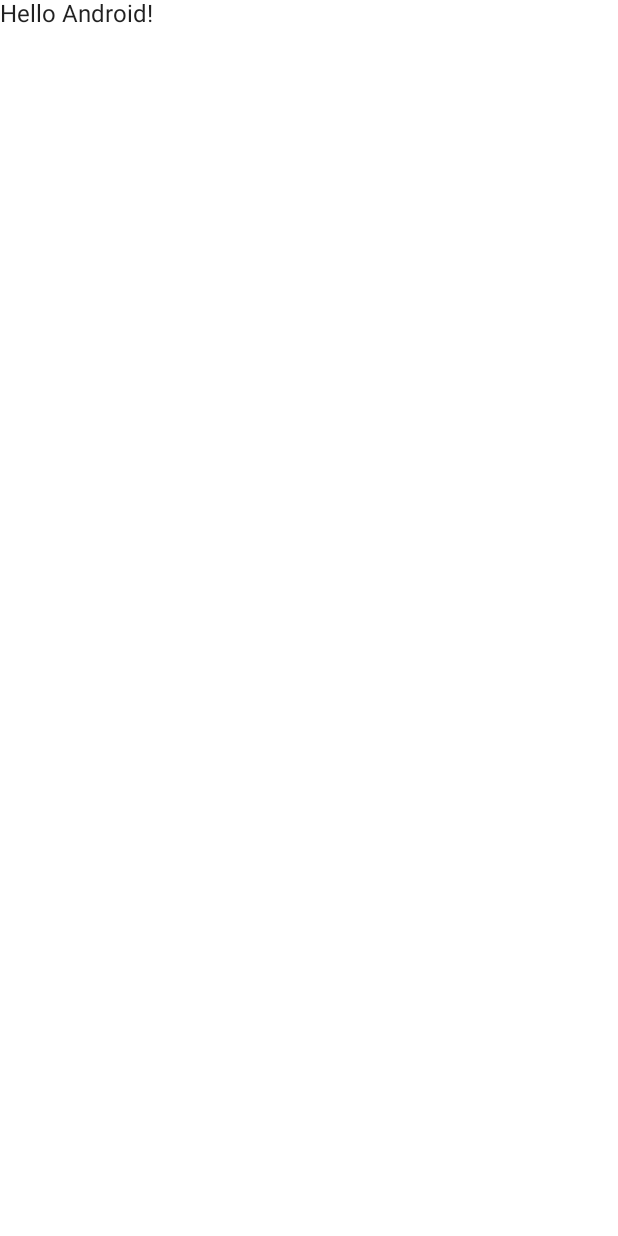
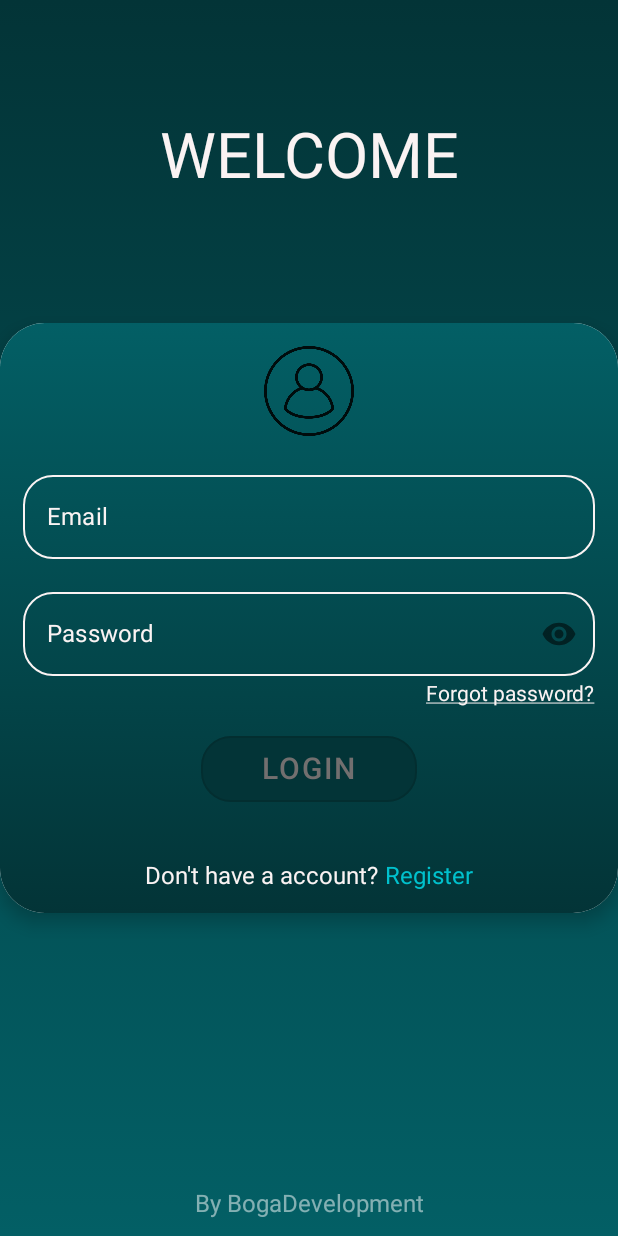
Before and after one commit to BogaDevelopment/ShoppingListCompose, an Android app built with Jetpack Compose: the screen it shows after launch (MainActivity), on a phone screen of 412 x 824 dp. Before the commit the screen is almost empty. Run offline under Robolectric (Android 15) with nearby library versions, the phone set to English and light mode, and no system bars.

Commit message:
I create the login view

```diff
--- a/app/build.gradle
+++ b/app/build.gradle
@@ -53,6 +53,7 @@ dependencies {
     implementation 'androidx.activity:activity-compose:1.3.1'
     implementation "androidx.compose.ui:ui:$compose_ui_version"
     implementation "androidx.compose.ui:ui-tooling-preview:$compose_ui_version"
+    implementation "androidx.compose.material:material-icons-extended:$compose_ui_version"
     implementation 'androidx.compose.material:material:1.1.1'
     testImplementation 'junit:junit:4.13.2'
     androidTestImplementation 'androidx.test.ext:junit:1.1.5'
--- /dev/null
+++ b/app/src/main/java/com/bogadevelopment/shoppinglist/LoginScreen.kt
@@ -0,0 +1,230 @@
+package com.bogadevelopment.shoppinglist
+
+import androidx.compose.foundation.background
+import androidx.compose.foundation.layout.*
+import androidx.compose.foundation.shape.RoundedCornerShape
+import androidx.compose.foundation.text.KeyboardOptions
+import androidx.compose.material.*
+import androidx.compose.material.icons.Icons
+import androidx.compose.material.icons.filled.Visibility
+import androidx.compose.material.icons.filled.VisibilityOff
+import androidx.compose.runtime.*
+import androidx.compose.runtime.saveable.rememberSaveable
+
+import androidx.compose.ui.Alignment
+import androidx.compose.ui.Modifier
+import androidx.compose.ui.graphics.Brush
+
+import androidx.compose.ui.res.painterResource
+
+import androidx.compose.ui.text.input.KeyboardType
+import androidx.compose.ui.text.style.TextDecoration
+import androidx.compose.ui.unit.dp
+import androidx.compose.ui.unit.sp
+import com.bogadevelopment.shoppinglist.ui.theme.*
+
+
+@Composable
+fun LoginScreen() {
+    Box(
+        Modifier
+            .fillMaxSize()
+            .background(
+                brush = Brush.verticalGradient(
+                    colors = listOf(
+                        Gradient_background_start,
+                        Gradient_background_end
+                    )
+                )
+            )
+    ) {
+        Header(
+            Modifier
+                .align(Alignment.TopCenter)
+                .padding(top = 80.dp))
+        Body(Modifier.align(Alignment.Center))
+        WhaterMark(modifier = Modifier
+            .align(Alignment.BottomCenter)
+            .padding(vertical = 12.dp))
+    }
+
+}
+
+@Composable
+fun Header(modifier: Modifier){
+    Tittle(modifier)
+}
+
+@Composable
+fun Tittle(modifier: Modifier) {
+    Text(
+        text = "WELCOME",
+        fontSize = 42.sp,
+        modifier = modifier,
+        color = Text_Color
+    )
+}
+
+@Composable
+fun Body(modifier: Modifier) {
+    var email by rememberSaveable { mutableStateOf("") }
+    var password by rememberSaveable { mutableStateOf("") }
+    var isLoginEnable by rememberSaveable { mutableStateOf(false) }
+
+    Card(modifier = modifier.fillMaxWidth(),
+        elevation = 7.dp,
+        shape = RoundedCornerShape(30.dp)
+    ){
+        Column(modifier = Modifier
+            .fillMaxWidth()
+            .background(
+                brush = Brush.verticalGradient(
+                    colors = listOf(
+                        Gradient_card_start,
+                        Gradient_card_end
+                    )
+                )
+            ),
+            verticalArrangement = Arrangement.Center,
+            horizontalAlignment = Alignment.CenterHorizontally
+        ) {
+            Spacer(modifier = Modifier.size(15.dp))
+            UserIcon(modifier = Modifier
+                .align(Alignment.CenterHorizontally)
+                .size(60.dp))
+            Spacer(modifier = Modifier.size(18.dp))
+            Email(email) { email = it }
+            Spacer(modifier = Modifier.size(14.dp))
+            Password(password) { password = it }
+            Spacer(modifier = Modifier.size(4.dp))
+            ForgotPassword(Modifier.align(Alignment.End))
+            Spacer(modifier = Modifier.size(20.dp))
+            LoginButton(
+                isLoginEnable,
+                Modifier
+                    .align(Alignment.CenterHorizontally)
+                    .fillMaxWidth(0.35f)
+                    .fillMaxHeight(0.08f)
+            )
+            Spacer(modifier = Modifier.size(40.dp))
+            Register(modifier = Modifier.align(Alignment.CenterHorizontally))
+            Spacer(modifier = Modifier.size(15.dp))
+        }
+    }
+}
+
+@Composable
+fun UserIcon(modifier: Modifier){
+    Icon(
+        modifier = modifier,
+        painter = painterResource(id = R.drawable.ic_user) ,
+        contentDescription = "UserIcon"
+    )
+}
+
+@Composable
+fun Email(email: String, onTextChanged: (String) -> Unit) {
+    OutlinedTextField(
+        value = email,
+        onValueChange = { onTextChanged(it) },
+        modifier = Modifier
+            .fillMaxWidth()
+            .padding(horizontal = 15.dp),
+        label = { Text(text = "Email", color = Text_Color) },
+        singleLine = true,
+        keyboardOptions = KeyboardOptions(keyboardType = KeyboardType.Email),
+        shape = RoundedCornerShape(20.dp),
+        colors = TextFieldDefaults.outlinedTextFieldColors(
+            focusedBorderColor = Accent_Color,
+            cursorColor = Text_Color,
+            unfocusedBorderColor = Text_Color
+        )
+
+    )
+}
+
+@Composable
+fun Password(password: String, onTextChanged: (String) -> Unit) {
+
+    var passwordVisibility by remember { mutableStateOf(false) }
+
+    OutlinedTextField(
+        value = password,
+        onValueChange = { onTextChanged(it) },
+        modifier = Modifier
+            .fillMaxWidth()
+            .padding(horizontal = 15.dp),
+        label = { Text(text = "Password", color = Text_Color) },
+        singleLine = true,
+        keyboardOptions = KeyboardOptions(keyboardType = KeyboardType.Password),
+        shape = RoundedCornerShape(20.dp),
+        colors = TextFieldDefaults.outlinedTextFieldColors(
+            focusedBorderColor = Accent_Color,
+            cursorColor = Text_Color,
+            unfocusedBorderColor = Text_Color
+        ),
+        trailingIcon = {
+            val image =
+                if(passwordVisibility){
+                    Icons.Filled.VisibilityOff
+                }else{
+                    Icons.Filled.Visibility
+                }
+            IconButton(onClick = { passwordVisibility = !passwordVisibility }) {
+                Icon(imageVector = image, contentDescription = "Show Password")
+            }
+        }
+    )
+}
+
+@Composable
+fun LoginButton(loginEnable: Boolean, modifier: Modifier) {
+    OutlinedButton(
+        onClick = { /*TODO*/ },
+        enabled = loginEnable,
+        shape = RoundedCornerShape(20.dp),
+        modifier = modifier,
+        colors = ButtonDefaults.buttonColors(
+            backgroundColor = Button_enable_color,
+            disabledBackgroundColor = Button_disabled_color,
+            disabledContentColor = Content_Disable,
+            contentColor = Text_Color
+        )
+    ) {
+        Text(
+            text = "LOGIN",
+            fontSize = 20.sp,
+        )
+    }
+}
+
+@Composable
+fun ForgotPassword(modifier: Modifier) {
+    Text(
+        text = "Forgot password?",
+        fontSize = 14.sp,
+        modifier = modifier.padding(horizontal = 15.dp),
+        textDecoration = TextDecoration.Underline,
+        color = Text_Color
+    )
+}
+
+@Composable
+fun Register(modifier: Modifier){
+    Row(
+        modifier = modifier
+    ){
+        Text(text = "Don't have a account? ", fontSize = 16.sp, color = Text_Color)
+        Text(text = "Register", fontSize = 16.sp, color = Accent_Color)
+    }
+}
+
+@Composable
+fun WhaterMark(modifier: Modifier){
+
+    Text(
+        modifier = modifier,
+        text = "By BogaDevelopment",
+        color = com.bogadevelopment.shoppinglist.ui.theme.WhaterMark
+    )
+}
--- a/app/src/main/java/com/bogadevelopment/shoppinglist/MainActivity.kt
+++ b/app/src/main/java/com/bogadevelopment/shoppinglist/MainActivity.kt
@@ -22,7 +22,7 @@ class MainActivity : ComponentActivity() {
                     modifier = Modifier.fillMaxSize(),
                     color = MaterialTheme.colors.background
                 ) {
-                    Greeting("Android")
+                    LoginScreen()
                 }
             }
         }
@@ -38,6 +38,6 @@ fun Greeting(name: String) {
 @Composable
 fun DefaultPreview() {
     ShoppingListTheme {
-        Greeting("Android")
+        LoginScreen()
     }
 }
--- a/app/src/main/java/com/bogadevelopment/shoppinglist/ui/theme/Color.kt
+++ b/app/src/main/java/com/bogadevelopment/shoppinglist/ui/theme/Color.kt
@@ -6,3 +6,18 @@ val Purple200 = Color(0xFFBB86FC)
 val Purple500 = Color(0xFF6200EE)
 val Purple700 = Color(0xFF3700B3)
 val Teal200 = Color(0xFF03DAC5)
+
+val Gradient_card_start = Color(0xFF035F65)
+val Gradient_card_end = Color(0xFF033437)
+
+val Gradient_background_start = Color(0xFF033437)
+val Gradient_background_end = Color(0xFF035F65)
+
+val WhaterMark = Color(0x83FFFFFF)
+
+val Text_Color = Color(0xFFFAF3F3)
+val Accent_Color = Color(0xFF00C1CD)
+val Content_Disable = Color(0xFF726F6F)
+
+val Button_enable_color = Color(0xFF035F65)
+val Button_disabled_color = Color(0xFF033437)
--- a/app/src/main/res/values/colors.xml
+++ b/app/src/main/res/values/colors.xml
@@ -6,5 +6,9 @@
     <color name="teal_200">#FF03DAC5</color>
     <color name="teal_700">#FF018786</color>
     <color name="black">#FF000000</color>
-    <color name="white">#FFFFFFFF</color>
+    <color name="white">#000000</color>
+
+
+
+
 </resources>
--- a/app/src/main/res/values/strings.xml
+++ b/app/src/main/res/values/strings.xml
@@ -1,3 +1,4 @@
 <resources>
     <string name="app_name">ShoppingList</string>
+    <string name="login_tittle">LOGIN</string>
 </resources>
```
Also changed, not shown: app/src/main/res/drawable/ic_user.png (added).
